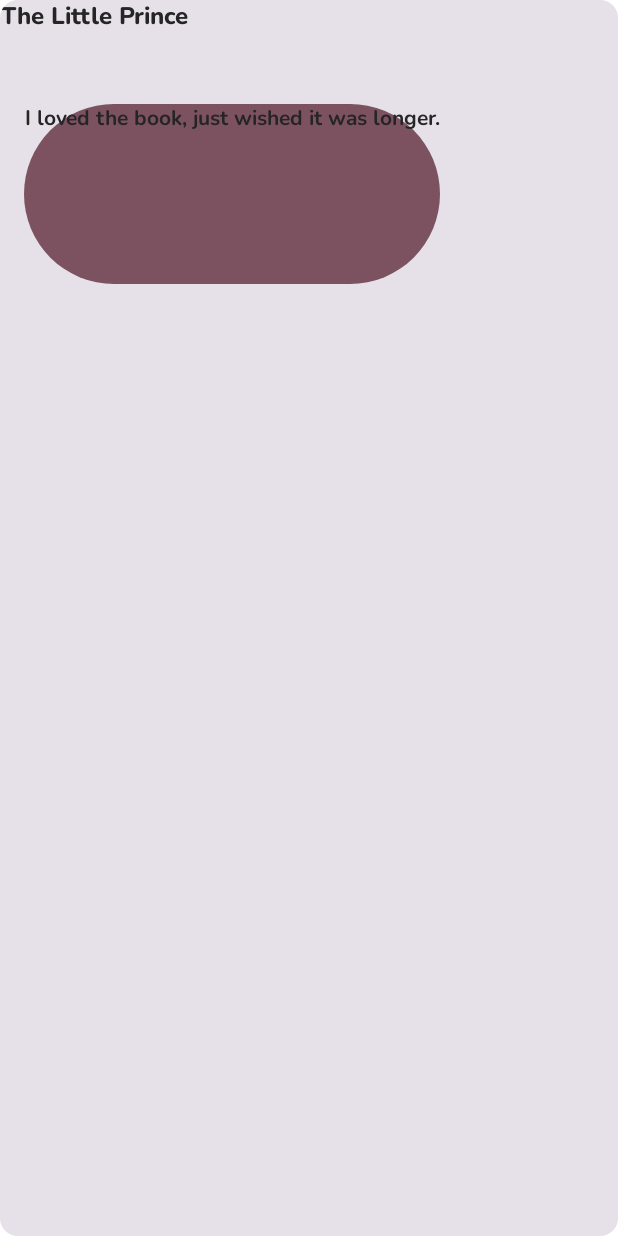
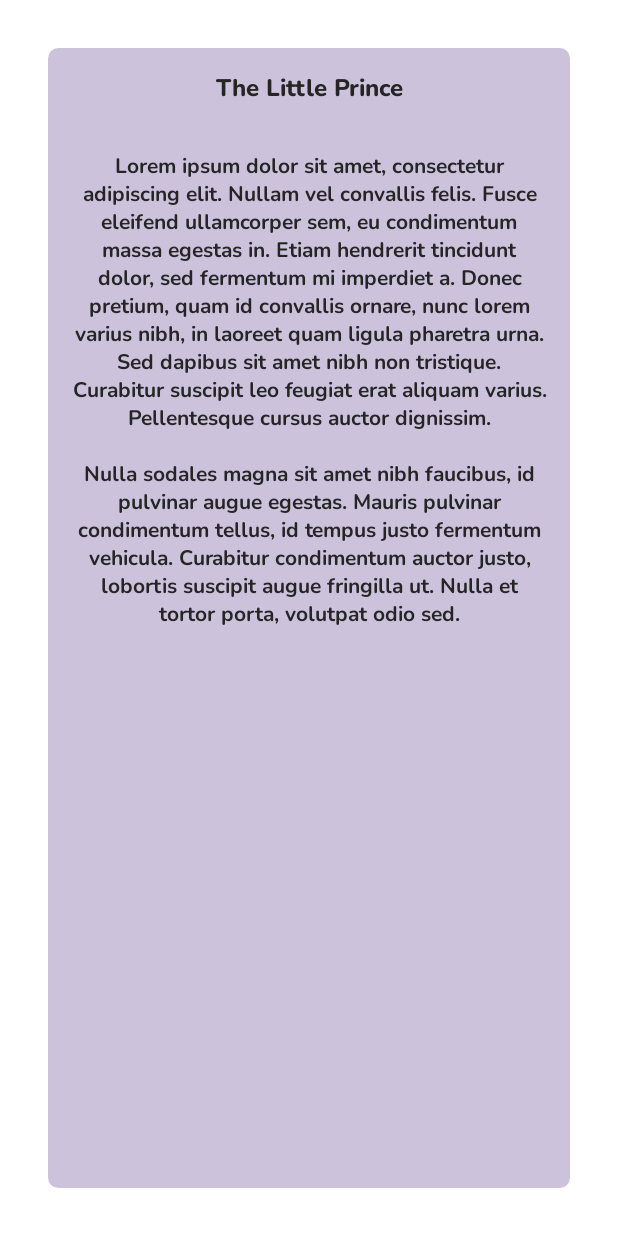
Before and after one commit to aluoch-dev/book-ish, an Android app built with Jetpack Compose: the screen it shows after launch (BookishActivity), on a phone screen of 412 x 824 dp. Run offline under Robolectric (Android 15) with nearby library versions, the phone set to English and light mode, and no system bars; our stand-ins replace Dagger/Hilt's generated code.

Commit message:
More ui updates to the content screen

```diff
--- a/app/src/main/kotlin/com/bookish/app/ui/content/ContentScreen.kt
+++ b/app/src/main/kotlin/com/bookish/app/ui/content/ContentScreen.kt
@@ -1,20 +1,26 @@
 package com.bookish.app.ui.content
 
+import androidx.compose.foundation.layout.Arrangement
 import androidx.compose.foundation.layout.Box
-import androidx.compose.material3.Card
+import androidx.compose.foundation.layout.Column
+import androidx.compose.foundation.layout.fillMaxWidth
+import androidx.compose.foundation.layout.padding
 import androidx.compose.runtime.Composable
+import androidx.compose.ui.Alignment
 import androidx.compose.ui.Modifier
+import androidx.compose.ui.unit.dp
 import com.bookish.app.ui.ContentText
 import com.bookish.app.ui.DefaultSpacer
 import com.bookish.app.ui.TitleText
-import com.bookish.app.ui.theme.card
 import com.bookish.app.ui.theme.contentBoxModifier
 
 @Composable
 fun ContentScreen() {
     ContentItem(
         title = "The Little Prince",
-        text = "I loved the book, just wished it was longer."
+        text = "Lorem ipsum dolor sit amet, consectetur adipiscing elit. Nullam vel convallis felis. Fusce eleifend ullamcorper sem, eu condimentum massa egestas in. Etiam hendrerit tincidunt dolor, sed fermentum mi imperdiet a. Donec pretium, quam id convallis ornare, nunc lorem varius nibh, in laoreet quam ligula pharetra urna. Sed dapibus sit amet nibh non tristique. Curabitur suscipit leo feugiat erat aliquam varius. Pellentesque cursus auctor dignissim.\n" +
+                "\n" +
+                "Nulla sodales magna sit amet nibh faucibus, id pulvinar augue egestas. Mauris pulvinar condimentum tellus, id tempus justo fermentum vehicula. Curabitur condimentum auctor justo, lobortis suscipit augue fringilla ut. Nulla et tortor porta, volutpat odio sed."
     )
 }
 
@@ -23,15 +29,19 @@ fun ContentItem(
     title: String,
     text: String
 ) {
-    Card(
-
+    Box(
+        modifier = contentBoxModifier()
     ) {
-        TitleText(text = title)
-        DefaultSpacer()
-        Box(
-            modifier = contentBoxModifier()
+        Column(modifier = Modifier
+            .fillMaxWidth()
+            .padding(16.dp),
+            horizontalAlignment = Alignment.CenterHorizontally,
+            verticalArrangement = Arrangement.Top
         ) {
+            TitleText(text = title)
+            DefaultSpacer()
             ContentText(text = text)
         }
     }
+
 }
--- a/app/src/main/kotlin/com/bookish/app/ui/theme/Shape.kt
+++ b/app/src/main/kotlin/com/bookish/app/ui/theme/Shape.kt
@@ -2,5 +2,6 @@ package com.bookish.app.ui.theme
 
 import androidx.compose.foundation.shape.RoundedCornerShape
 
+val smallRoundedCorners = RoundedCornerShape(2)
 val midRoundedCorners= RoundedCornerShape(20)
 val roundedCorners = RoundedCornerShape(50)
--- a/app/src/main/kotlin/com/bookish/app/ui/theme/Type.kt
+++ b/app/src/main/kotlin/com/bookish/app/ui/theme/Type.kt
@@ -11,6 +11,7 @@ import androidx.compose.foundation.layout.wrapContentWidth
 import androidx.compose.material3.Typography
 import androidx.compose.runtime.Composable
 import androidx.compose.ui.Modifier
+import androidx.compose.ui.draw.shadow
 import androidx.compose.ui.graphics.Color
 import androidx.compose.ui.text.ExperimentalTextApi
 import androidx.compose.ui.text.TextStyle
@@ -149,8 +150,6 @@ fun contentTextStyle(): TextStyle {
 
 fun contentBoxModifier() : Modifier {
     return Modifier
-        .padding(16.dp)
-        .background(Pink40, roundedCorners)
-        .heightIn(min = 120.dp)
-        .widthIn(min = 240.dp)
+        .padding(32.dp)
+        .background(PurpleGrey80, smallRoundedCorners)
 }
```
